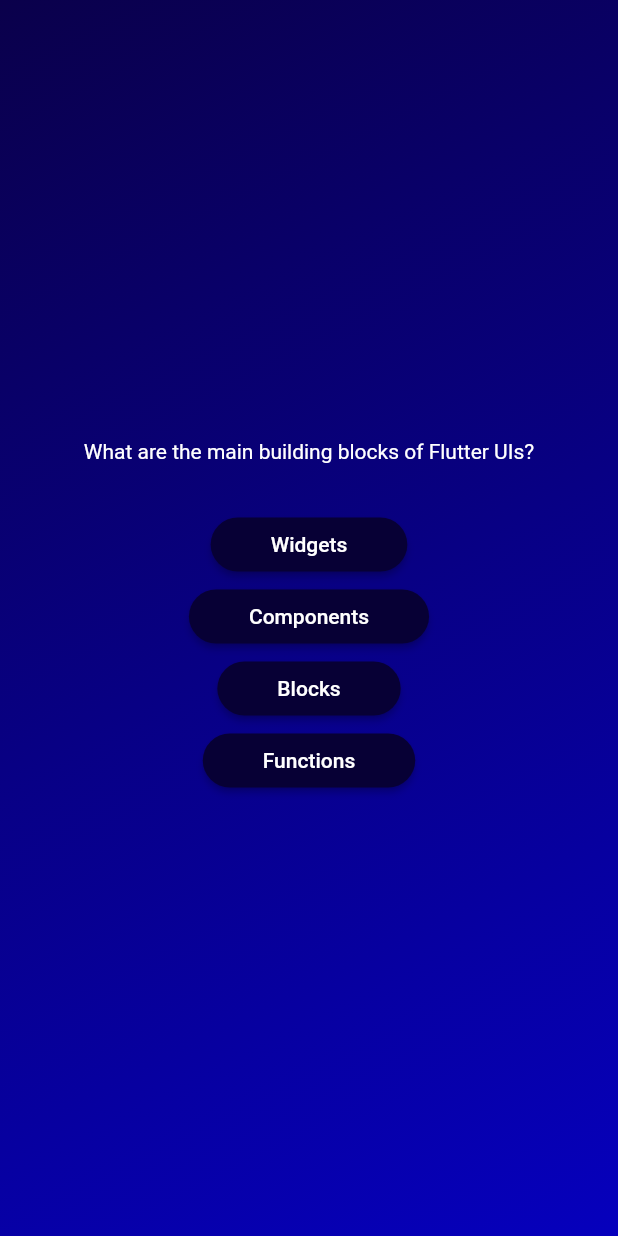
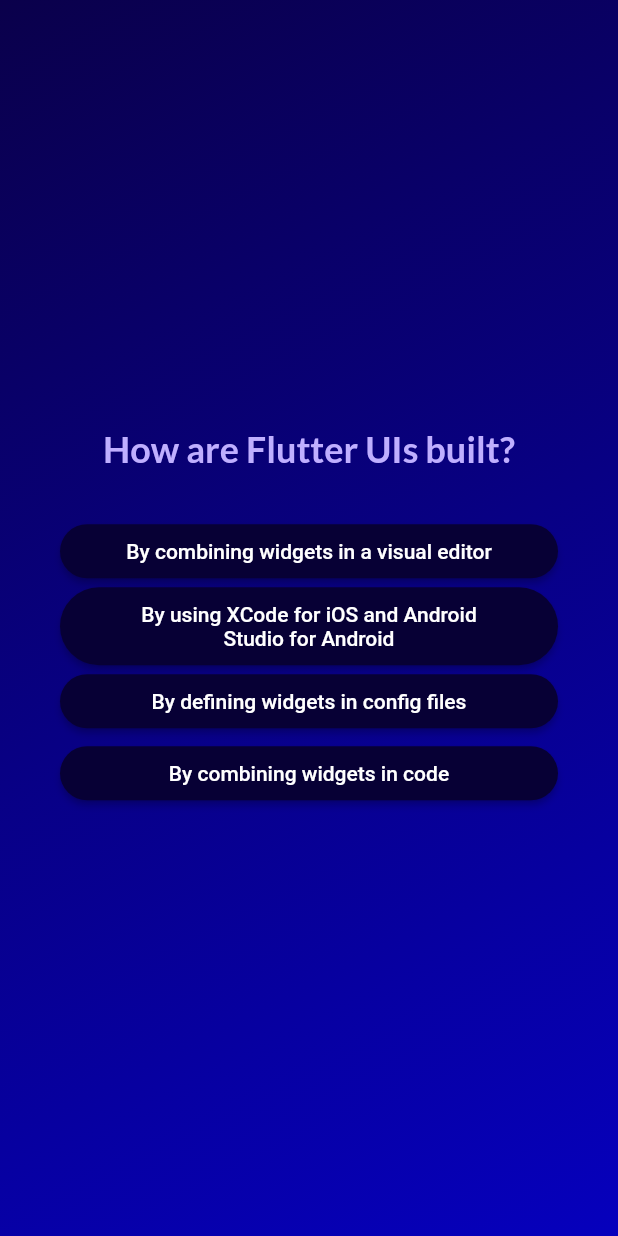
Before and after one commit to rieod/adv_basics, a Flutter app: the screen it shows after launch, after a tap on "Start Quiz", after a tap on "Components", on a phone screen of 412 x 824 dp. Run offline on Flutter 3.47's test engine with Material 2 defaults, Android fonts, the phone set to English and light mode, and no system bars; our stand-ins replace google_fonts.

Commit message:
passing data via widget functions

```diff
--- a/lib/answer_button.dart
+++ b/lib/answer_button.dart
@@ -24,7 +24,10 @@ class AnswerButton extends StatelessWidget {
           shape: RoundedRectangleBorder(
             borderRadius: BorderRadius.circular(40),
           )),
-      child: Text(answerText),
+      child: Text(
+        answerText,
+        textAlign: TextAlign.center,
+      ),
     );
   }
 }
--- a/lib/models/quiz_question.dart
+++ b/lib/models/quiz_question.dart
@@ -3,4 +3,10 @@ class QuizQuestion {
 
   final String text;
   final List<String> answers;
+
+  List<String> getShuffledAnswer() {
+    final shuffledList = List.of(answers);
+    shuffledList.shuffle();
+    return shuffledList;
+  }
 }
--- a/lib/questions_screen.dart
+++ b/lib/questions_screen.dart
@@ -1,9 +1,13 @@
 import 'package:adv_basics/answer_button.dart';
 import 'package:adv_basics/data/questions.dart';
+import 'package:google_fonts/google_fonts.dart';
+
 import 'package:flutter/material.dart';
 
 class QuestionsScreen extends StatefulWidget {
-  const QuestionsScreen({super.key});
+  const QuestionsScreen({super.key, required this.onSelectAnswer});
+
+  final void Function(String answer) onSelectAnswer;
 
   @override
   State<QuestionsScreen> createState() {
@@ -12,38 +16,43 @@ class QuestionsScreen extends StatefulWidget {
 }
 
 class _QuestionsScreenState extends State<QuestionsScreen> {
-  final currentQuestion = questions[0];
+  var currentQuestionIndex = 0;
+
+  void answerQuestion(String selectedAnswer) {
+    widget.onSelectAnswer(selectedAnswer);
+    setState(() {
+      currentQuestionIndex++;
+    });
+  }
 
   @override
   Widget build(context) {
-    return SizedBox(
-      width: double.infinity,
+    final currentQuestion = questions[currentQuestionIndex];
+
+    return Container(
+      margin: const EdgeInsets.all(40),
       child: Column(
         mainAxisAlignment: MainAxisAlignment.center,
+        crossAxisAlignment: CrossAxisAlignment.stretch,
         children: [
           Text(
             currentQuestion.text,
-            style: const TextStyle(
-              color: Colors.white,
+            style: GoogleFonts.lato(
+              color: const Color.fromARGB(255, 191, 175, 255),
+              fontSize: 24,
+              fontWeight: FontWeight.bold,
             ),
+            textAlign: TextAlign.center,
           ),
           const SizedBox(height: 30),
-          AnswerButton(
-            answerText: currentQuestion.answers[0],
-            onTap: () {},
-          ),
-          AnswerButton(
-            answerText: currentQuestion.answers[1],
-            onTap: () {},
-          ),
-          AnswerButton(
-            answerText: currentQuestion.answers[2],
-            onTap: () {},
-          ),
-          AnswerButton(
-            answerText: currentQuestion.answers[3],
-            onTap: () {},
-          ),
+          ...currentQuestion.getShuffledAnswer().map((answer) {
+            return AnswerButton(
+              answerText: answer,
+              onTap: () {
+                answerQuestion(answer);
+              },
+            );
+          }),
         ],
       ),
     );
--- a/lib/quiz.dart
+++ b/lib/quiz.dart
@@ -13,12 +13,17 @@ class Quiz extends StatefulWidget {
 }
 
 class _QuizState extends State<Quiz> {
+  final List<String> selectedAnswers = [];
   var activeScreen = 'start-screen';
 
   void switchScreen() {
     setState(() {
       activeScreen = 'questions-screen';
     });
+  }
+
+  void chooseAnswer(String answer) {
+    selectedAnswers.add(answer);
   }
 
   // Widget? activeScreen;
@@ -40,7 +45,9 @@ class _QuizState extends State<Quiz> {
     Widget screenWidget = StartScreen(switchScreen);
 
     if (activeScreen == 'questions-screen') {
-      screenWidget = const QuestionsScreen();
+      screenWidget = QuestionsScreen(
+        onSelectAnswer: chooseAnswer,
+      );
     }
 
     // final screenWidget = activeScreen == 'start-screen'
--- a/lib/start_screen.dart
+++ b/lib/start_screen.dart
@@ -1,4 +1,6 @@
 import 'package:flutter/material.dart';
+
+import 'package:google_fonts/google_fonts.dart';
 
 class StartScreen extends StatelessWidget {
   const StartScreen(this.startQuiz, {super.key});
@@ -26,10 +28,10 @@ class StartScreen extends StatelessWidget {
           const SizedBox(
             height: 80,
           ),
-          const Text(
+          Text(
             'Learn Flutter the fun way!',
-            style: TextStyle(
-              color: Color.fromARGB(255, 220, 213, 248),
+            style: GoogleFonts.lato(
+              color: const Color.fromARGB(255, 220, 213, 248),
               fontSize: 24,
             ),
           ),
--- a/pubspec.yaml
+++ b/pubspec.yaml
@@ -35,6 +35,7 @@ dependencies:
   # The following adds the Cupertino Icons font to your application.
   # Use with the CupertinoIcons class for iOS style icons.
   cupertino_icons: ^1.0.2
+  google_fonts: ^4.0.4
 
 dev_dependencies:
   flutter_test:
```
Also changed, not shown: pubspec.lock, 1 other file.
